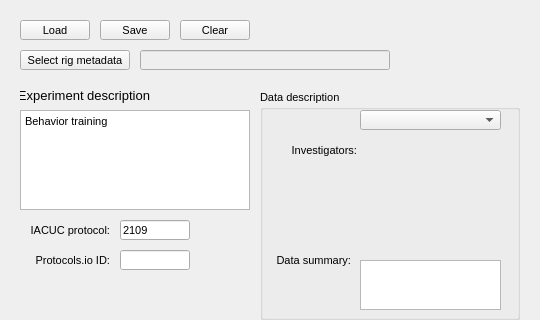
Above: src/foraging_gui/MetaData.ui from AllenNeuralDynamics/dynamic-foraging-task before the change; both pictures show x 0 to 540 and y 0 to 320 of the 540 by 680 pixel window. Below: the same form after it.
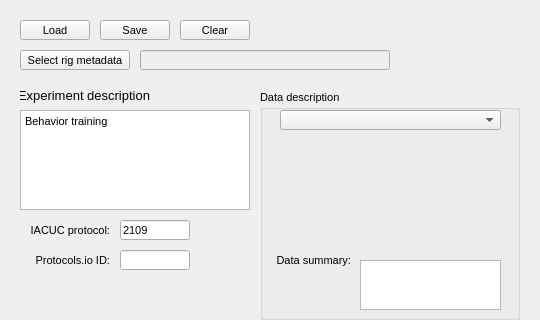
That is the form after the change.

Commit message: metadata size

```diff
--- a/src/foraging_gui/MetaData.ui
+++ b/src/foraging_gui/MetaData.ui
@@ -904,31 +904,6 @@
 &lt;p style=&quot;-qt-paragraph-type:empty; margin-top:0px; margin-bottom:0px; margin-left:0px; margin-right:0px; -qt-block-indent:0; text-indent:0px;&quot;&gt;&lt;br /&gt;&lt;/p&gt;&lt;/body&gt;&lt;/html&gt;</string>
     </property>
    </widget>
-   <widget class="QLabel" name="label_81">
-    <property name="geometry">
-     <rect>
-      <x>6</x>
-      <y>50</y>
-      <width>91</width>
-      <height>20</height>
-     </rect>
-    </property>
-    <property name="sizePolicy">
-     <sizepolicy hsizetype="Expanding" vsizetype="Expanding">
-      <horstretch>0</horstretch>
-      <verstretch>0</verstretch>
-     </sizepolicy>
-    </property>
-    <property name="text">
-     <string>Investigators:</string>
-    </property>
-    <property name="textFormat">
-     <enum>Qt::AutoText</enum>
-    </property>
-    <property name="alignment">
-     <set>Qt::AlignRight|Qt::AlignTrailing|Qt::AlignVCenter</set>
-    </property>
-   </widget>
    <widget class="QLabel" name="label_85">
     <property name="geometry">
      <rect>
@@ -957,9 +932,9 @@
    <widget class="QComboBox" name="ProjectName">
     <property name="geometry">
      <rect>
-      <x>100</x>
+      <x>20</x>
       <y>20</y>
-      <width>141</width>
+      <width>221</width>
       <height>20</height>
      </rect>
     </property>
```
